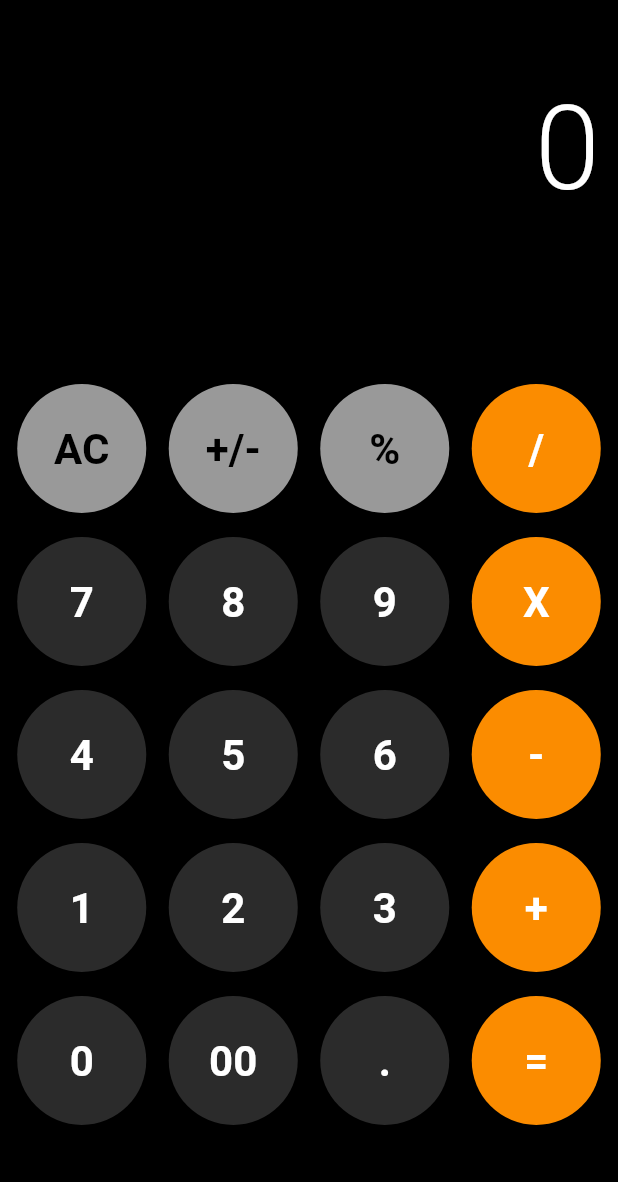
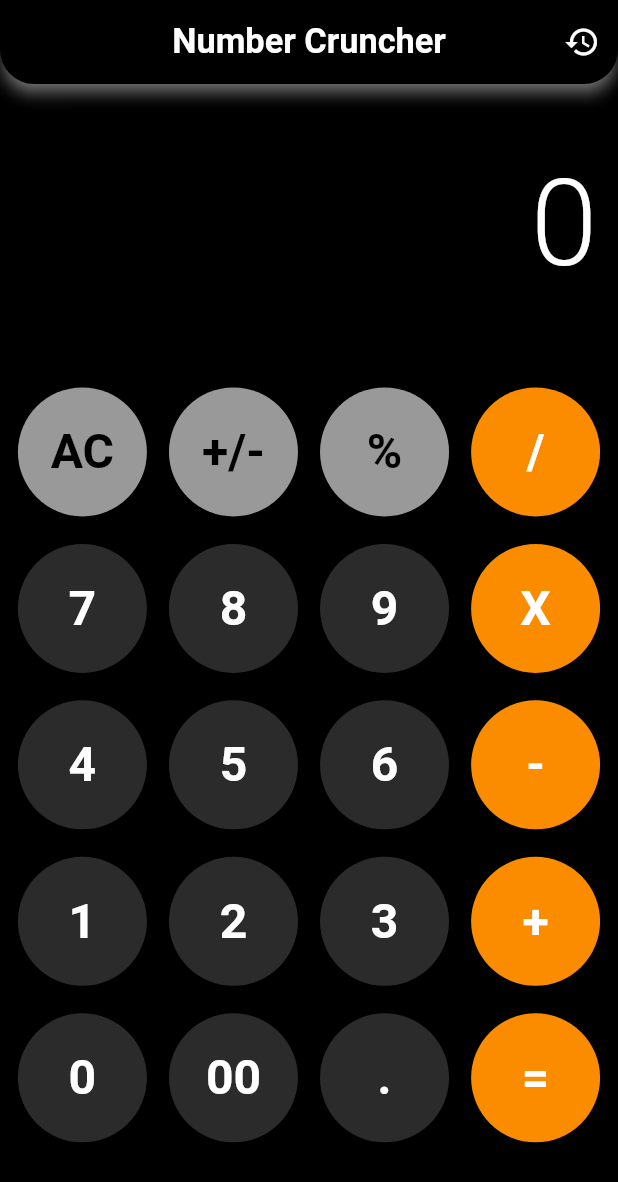
Before and after one commit to kamranhccp/flutter-calculator-number-cruncher, a Flutter app: the screen it shows after launch, on a phone screen of 412 x 824 dp. Shown: the top 1182 px of the screen. Run offline on Flutter 3.47's test engine with Material 2 defaults, Android fonts, the phone set to English and light mode, and no system bars; our stand-ins replace flutter_screenutil.

Commit message:
All Final Files with History Button(TODO)

```diff
--- a/lib/main.dart
+++ b/lib/main.dart
@@ -1,4 +1,5 @@
 import 'package:flutter/material.dart';
+import 'package:flutter_screenutil/flutter_screenutil.dart';
 import 'package:numbercruncher/views/home_screen.dart';
 
 void main() {
@@ -11,14 +12,18 @@ class MyApp extends StatelessWidget {
   // This widget is the root of your application.
   @override
   Widget build(BuildContext context) {
-    return MaterialApp(
-      debugShowCheckedModeBanner: false,
-      title: 'Flutter Demo',
-      theme: ThemeData(
-        colorScheme: ColorScheme.fromSeed(seedColor: Colors.deepPurple),
-        useMaterial3: true,
-      ),
-      home: const HomeScreen(),
+    return ScreenUtilInit(
+      designSize: const Size(360, 640),
+      builder: (BuildContext context, Widget? child) {
+        return MaterialApp(
+          debugShowCheckedModeBanner: false,
+          title: 'Number Cruncher',
+          theme: ThemeData(
+            primarySwatch: Colors.blue,
+          ),
+          home: const HomeScreen(),
+        );
+      },
     );
   }
 }
--- a/lib/views/home_screen.dart
+++ b/lib/views/home_screen.dart
@@ -1,4 +1,5 @@
 import 'package:flutter/material.dart';
+import 'package:flutter_screenutil/flutter_screenutil.dart';
 
 class HomeScreen extends StatefulWidget {
   const HomeScreen({
@@ -76,14 +77,50 @@ class _HomeScreenState extends State<HomeScreen> {
   Widget build(BuildContext context) {
     return SafeArea(
       child: Scaffold(
+        // app bar with title and history button
+        appBar: AppBar(
+          shadowColor: Colors.white,
+          shape: RoundedRectangleBorder(
+            borderRadius: BorderRadius.vertical(
+              bottom: Radius.circular(20.0.r),
+            ),
+          ),
+          title: Text(
+            "Number Cruncher",
+            style: TextStyle(
+              fontSize: 20.0.sp,
+              fontWeight: FontWeight.w700,
+            ),
+          ),
+          centerTitle: true,
           backgroundColor: Colors.black,
-        body: SingleChildScrollView(
-          child: Column(
+          actions: [
+            IconButton(
+              style: ButtonStyle(
+                shape: MaterialStateProperty.all(
+                  CircleBorder(
+                    side: BorderSide(
+                      color: Colors.white,
+                      width: 1.0.w,
+                    ),
+                  ),
+                ),
+                padding: MaterialStateProperty.all(
+                  EdgeInsets.symmetric(horizontal: 12.0.w),
+                ),
+              ),
+              onPressed: () {},
+              icon: Icon(Icons.history),
+            ),
+          ],
+        ),
+        backgroundColor: Colors.black,
+        body: Column(
           children: [
             Container(
-                height: 200.0,
+              height: 145.h,
               width: double.infinity,
-                decoration: const BoxDecoration(
+              decoration: BoxDecoration(
                 gradient: LinearGradient(
                   colors: [
                     Colors.black,
@@ -91,33 +128,25 @@ class _HomeScreenState extends State<HomeScreen> {
                   ],
                 ),
                 color: Colors.white30,
-                  borderRadius: BorderRadius.only(
-                    bottomLeft: Radius.circular(20.0),
-                    bottomRight: Radius.circular(20.0),
-                    topLeft: Radius.circular(20.0),
-                    topRight: Radius.circular(20.0),
+                borderRadius: BorderRadius.all(
+                  Radius.circular(20.0.r),
                 ),
               ),
               alignment: Alignment.centerRight,
-                padding: const EdgeInsets.symmetric(
-                    vertical: 24.0, horizontal: 12.0),
+              padding:
+                  EdgeInsets.symmetric(vertical: 24.0.h, horizontal: 12.0.w),
               child: Text(
                 output,
                 style: TextStyle(
-                    fontSize: output.length > 8 ? 48.0 : 78.0,
+                  fontSize: output.length > 8 ? 40.0.sp : 70.0.sp,
                   color: Colors.white,
                   fontWeight: FontWeight.w300,
                 ),
               ),
             ),
-              const SizedBox(height: 48.0),
+            SizedBox(height: 5.0.h),
             Padding(
-                padding: const EdgeInsets.only(
-                  left: 8.0,
-                  right: 8.0,
-                  top: 8.0,
-                  bottom: 8.0,
-                ),
+              padding: EdgeInsets.all(8.0.w),
               child: Row(
                 mainAxisAlignment: MainAxisAlignment.spaceEvenly,
                 children: [
@@ -127,21 +156,21 @@ class _HomeScreenState extends State<HomeScreen> {
                     color2: Colors.white60,
                     textColor: Colors.black,
                   ),
-                    const SizedBox(width: 8),
+                  SizedBox(width: 8.0.w),
                   buildButton(
                     "+/-",
                     color1: Colors.white60,
                     color2: Colors.white60,
                     textColor: Colors.black,
                   ),
-                    const SizedBox(width: 8),
+                  SizedBox(width: 8.0.w),
                   buildButton(
                     "%",
                     color1: Colors.white60,
                     color2: Colors.white60,
                     textColor: Colors.black,
                   ),
-                    const SizedBox(width: 8),
+                  SizedBox(width: 8.0.w),
                   buildButton(
                     "/",
                     color1: Colors.orange.shade600,
@@ -152,12 +181,7 @@ class _HomeScreenState extends State<HomeScreen> {
               ),
             ),
             Padding(
-                padding: const EdgeInsets.only(
-                  left: 8.0,
-                  right: 8.0,
-                  top: 8.0,
-                  bottom: 8.0,
-                ),
+              padding: EdgeInsets.all(8.0.w),
               child: Row(
                 mainAxisAlignment: MainAxisAlignment.spaceEvenly,
                 children: [
@@ -167,21 +191,21 @@ class _HomeScreenState extends State<HomeScreen> {
                     color2: Colors.white12.withOpacity(0.17),
                     textColor: Colors.white,
                   ),
-                    const SizedBox(width: 8),
+                  SizedBox(width: 8.0.w),
                   buildButton(
                     "8",
                     color1: Colors.white12.withOpacity(0.17),
                     color2: Colors.white12.withOpacity(0.17),
                     textColor: Colors.white,
                   ),
-                    const SizedBox(width: 8),
+                  SizedBox(width: 8.0.w),
                   buildButton(
                     "9",
                     color1: Colors.white12.withOpacity(0.17),
                     color2: Colors.white12.withOpacity(0.17),
                     textColor: Colors.white,
                   ),
-                    const SizedBox(width: 8),
+                  SizedBox(width: 8.0.w),
                   buildButton(
                     "X",
                     color1: Colors.orange.shade600,
@@ -192,12 +216,7 @@ class _HomeScreenState extends State<HomeScreen> {
               ),
             ),
             Padding(
-                padding: const EdgeInsets.only(
-                  left: 8.0,
-                  right: 8.0,
-                  top: 8.0,
-                  bottom: 8.0,
-                ),
+              padding: EdgeInsets.all(8.0.w),
               child: Row(
                 mainAxisAlignment: MainAxisAlignment.spaceEvenly,
                 children: [
@@ -207,21 +226,21 @@ class _HomeScreenState extends State<HomeScreen> {
                     color2: Colors.white12.withOpacity(0.17),
                     textColor: Colors.white,
                   ),
-                    const SizedBox(width: 8),
+                  SizedBox(width: 8.0.w),
                   buildButton(
                     "5",
                     color1: Colors.white12.withOpacity(0.17),
                     color2: Colors.white12.withOpacity(0.17),
                     textColor: Colors.white,
                   ),
-                    const SizedBox(width: 8),
+                  SizedBox(width: 8.0.w),
                   buildButton(
                     "6",
                     color1: Colors.white12.withOpacity(0.17),
                     color2: Colors.white12.withOpacity(0.17),
                     textColor: Colors.white,
                   ),
-                    const SizedBox(width: 8),
+                  SizedBox(width: 8.0.w),
                   buildButton(
                     "-",
                     color1: Colors.orange.shade600,
@@ -232,12 +251,7 @@ class _HomeScreenState extends State<HomeScreen> {
               ),
             ),
             Padding(
-                padding: const EdgeInsets.only(
-                  left: 8.0,
-                  right: 8.0,
-                  top: 8.0,
-                  bottom: 8.0,
-                ),
+              padding: EdgeInsets.all(8.0.w),
               child: Row(
                 mainAxisAlignment: MainAxisAlignment.spaceEvenly,
                 children: [
@@ -247,21 +261,21 @@ class _HomeScreenState extends State<HomeScreen> {
                     color2: Colors.white12.withOpacity(0.17),
                     textColor: Colors.white,
                   ),
-                    const SizedBox(width: 8),
+                  SizedBox(width: 8.0.w),
                   buildButton(
                     "2",
                     color1: Colors.white12.withOpacity(0.17),
                     color2: Colors.white12.withOpacity(0.17),
                     textColor: Colors.white,
                   ),
-                    const SizedBox(width: 8),
+                  SizedBox(width: 8.0.w),
                   buildButton(
                     "3",
                     color1: Colors.white12.withOpacity(0.17),
                     color2: Colors.white12.withOpacity(0.17),
                     textColor: Colors.white,
                   ),
-                    const SizedBox(width: 8),
+                  SizedBox(width: 8.0.w),
                   buildButton(
                     "+",
                     color1: Colors.orange.shade600,
@@ -272,12 +286,7 @@ class _HomeScreenState extends State<HomeScreen> {
               ),
             ),
             Padding(
-                padding: const EdgeInsets.only(
-                  left: 8.0,
-                  right: 8.0,
-                  top: 8.0,
-                  bottom: 8.0,
-                ),
+              padding: EdgeInsets.all(8.0.w),
               child: Row(
                 mainAxisAlignment: MainAxisAlignment.spaceEvenly,
                 children: [
@@ -287,21 +296,21 @@ class _HomeScreenState extends State<HomeScreen> {
                     color2: Colors.white12.withOpacity(0.17),
                     textColor: Colors.white,
                   ),
-                    const SizedBox(width: 8),
+                  SizedBox(width: 8.0.w),
                   buildButton(
                     "00",
                     color1: Colors.white12.withOpacity(0.17),
                     color2: Colors.white12.withOpacity(0.17),
                     textColor: Colors.white,
                   ),
-                    const SizedBox(width: 8),
+                  SizedBox(width: 8.0.w),
                   buildButton(
                     ".",
                     color1: Colors.white12.withOpacity(0.17),
                     color2: Colors.white12.withOpacity(0.17),
                     textColor: Colors.white,
                   ),
-                    const SizedBox(width: 8),
+                  SizedBox(width: 8.0.w),
                   buildButton(
                     "=",
                     color1: Colors.orange.shade600,
@@ -314,7 +323,6 @@ class _HomeScreenState extends State<HomeScreen> {
           ],
         ),
       ),
-      ),
     );
   }
 
@@ -324,7 +332,7 @@ class _HomeScreenState extends State<HomeScreen> {
       required Color textColor}) {
     return Container(
       decoration: BoxDecoration(
-        borderRadius: BorderRadius.circular(50.0),
+        borderRadius: BorderRadius.circular(50.0.r),
         gradient: LinearGradient(
           colors: [
             color1,
@@ -337,7 +345,7 @@ class _HomeScreenState extends State<HomeScreen> {
       child: OutlinedButton(
         style: OutlinedButton.styleFrom(
           shape: RoundedRectangleBorder(
-            borderRadius: BorderRadius.circular(50.0),
+            borderRadius: BorderRadius.circular(50.0.r),
           ),
           side: const BorderSide(
             color: Colors.transparent,
@@ -347,7 +355,7 @@ class _HomeScreenState extends State<HomeScreen> {
           child: Text(
             buttonText,
             style: TextStyle(
-              fontSize: 28.0,
+              fontSize: 28.0.sp,
               fontWeight: FontWeight.w600,
               color: textColor,
             ),
--- a/pubspec.yaml
+++ b/pubspec.yaml
@@ -35,6 +35,7 @@ dependencies:
   # The following adds the Cupertino Icons font to your application.
   # Use with the CupertinoIcons class for iOS style icons.
   cupertino_icons: ^1.0.2
+  flutter_screenutil: ^5.8.4
 
 dev_dependencies:
   flutter_test:
```
Also changed, not shown: pubspec.lock. Lines whose indentation alone changed are shown as unchanged.
